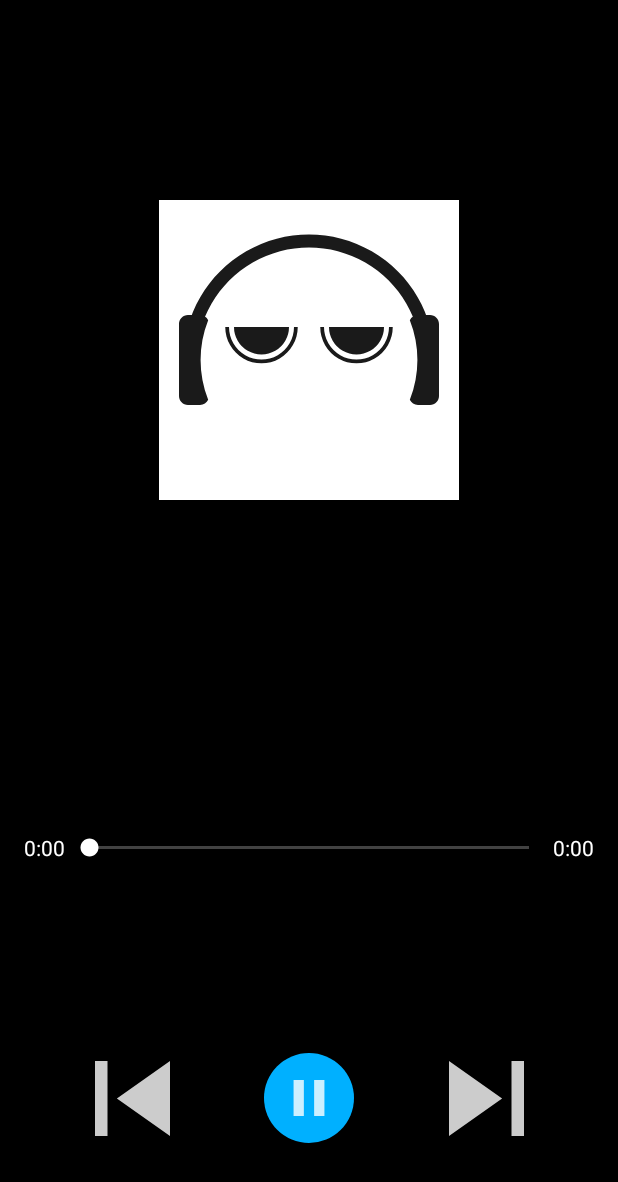
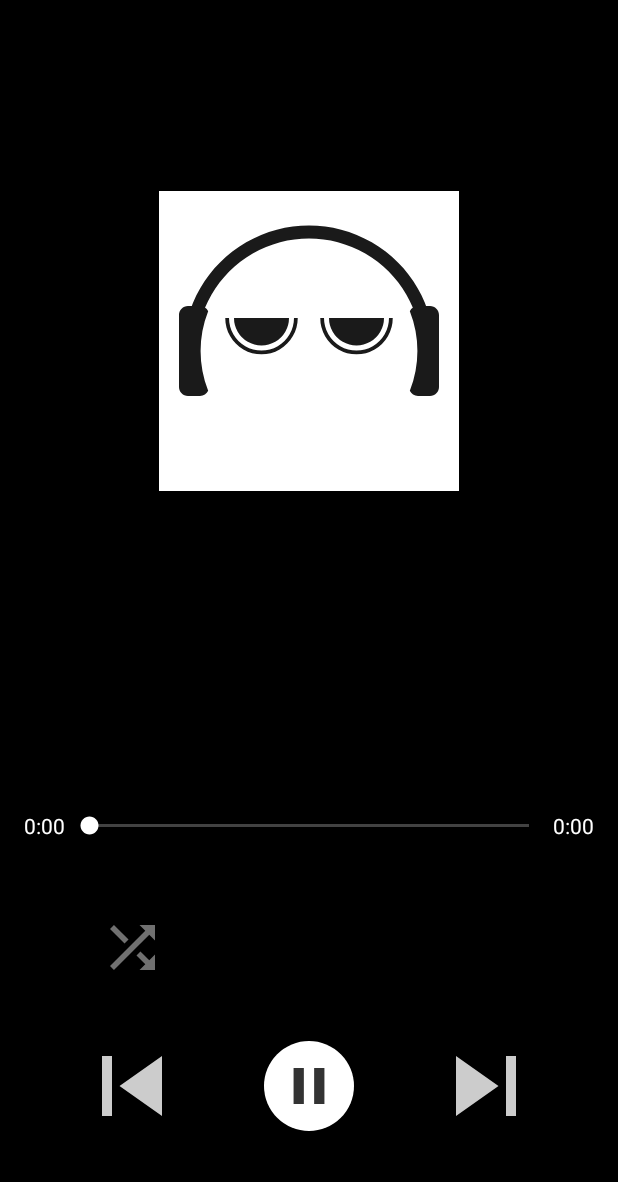
Before and after one commit to ThomasAch/MusicApp, an Android app: the screen it shows after launch (MainActivity), after a tap on an icon or button, on a phone screen of 412 x 824 dp. Shown: the top 1182 px of the screen. Run offline under Robolectric (Android 15) with nearby library versions, the phone set to English and light mode, and no system bars; 6 statements that could not run were skipped; 1 other tap on this screen came first.

Commit message:
Music App

```diff
--- a/app/src/main/java/com/example/music/MainActivity.java
+++ b/app/src/main/java/com/example/music/MainActivity.java
@@ -2,6 +2,7 @@ package com.example.music;
 
 import androidx.appcompat.app.AppCompatActivity;
 
+import android.content.res.ColorStateList;
 import android.graphics.Bitmap;
 import android.graphics.BitmapFactory;
 import android.graphics.Color;
@@ -21,6 +22,9 @@ import android.widget.TextView;
 //import android.os.Vibrator;
 
 import java.io.File;
+import java.util.Arrays;
+import java.util.Collections;
+import java.util.List;
 
 public class MainActivity extends AppCompatActivity {
 
@@ -35,8 +39,11 @@ public class MainActivity extends AppCompatActivity {
 
     //variables that I need to be accessed throughout the class
     static int audioDuration;
+    static int timeOfAudio;
     static boolean play = true;
+    static boolean shuffle = false;
     static int audioFileIndex = 0;
+    static File[] shuffleFiles;
 
     //get the files in the music folder
 //      https://stackoverflow.com/questions/8646984/how-to-list-files-in-an-android-directory
@@ -60,6 +67,7 @@ public class MainActivity extends AppCompatActivity {
         play_pause_btn = (ImageButton) findViewById(R.id.play_pause_btn);
         final Button back_btn = (Button) findViewById(R.id.back_btn);
         final Button next_btn = (Button) findViewById(R.id.next_btn);
+        final Button shuffle_btn = (Button) findViewById(R.id.shuffle_btn);
         final Button testBtn = (Button) findViewById(R.id.testBtn);
         audioName = (TextView) findViewById(R.id.audio_name);
         audioDurationText = (TextView) findViewById(R.id.audioDuration);
@@ -70,7 +78,7 @@ public class MainActivity extends AppCompatActivity {
         //button i sometimes use to test stuff
         testBtn.setOnClickListener(new View.OnClickListener(){
             public void onClick(View v) {
-                Log.d("printing", "player:" + player);
+//                Log.d("printing", "player:" + player);
             }
         });
 
@@ -93,7 +101,7 @@ public class MainActivity extends AppCompatActivity {
                     player.start();
 
                     play = false;
-                    }
+                }
 
                 else{
                     play_pause_btn.setImageResource(R.drawable.play_img);
@@ -118,6 +126,23 @@ public class MainActivity extends AppCompatActivity {
             public void onClick(View v) {
                 audioFileIndex = getNextorPriviousIndex(1, audioFileIndex, files.length -1);
                 setupAudio();
+            }
+        });
+
+        shuffle_btn.setOnClickListener(new View.OnClickListener(){
+            public void onClick(View v) {
+                if (!shuffle) {
+                    shuffle = true;
+                    shuffle_btn.setForegroundTintList(ColorStateList.valueOf(Color.argb(255, 255, 255, 255)));
+
+                    shuffleFiles = files;
+                    Collections.shuffle(Arrays.asList(shuffleFiles));
+                    setupAudio();
+                }
+                else {
+                    shuffle = false;
+                    shuffle_btn.setForegroundTintList(ColorStateList.valueOf(Color.argb(255, 140, 140, 140)));
+                }
             }
         });
 
@@ -159,11 +184,21 @@ public class MainActivity extends AppCompatActivity {
             play_pause_btn.setImageResource(R.drawable.play_img);
             play = true;
         }
-        player = MediaPlayer.create(MainActivity.this, Uri.parse(files[audioFileIndex].getPath())); //dosnt work rn, but need it to
-        audioName.setText(files[audioFileIndex].getName().substring(0, files[audioFileIndex].getName().lastIndexOf(".")));
+        //used for swaping back and forth between
+        File[] setUpFiles;
+        if (shuffle) {
+            setUpFiles = shuffleFiles;
+        }
+        else {
+            setUpFiles = files;
+        }
+
+        Log.d("setup", "audioFileIndex:" + audioFileIndex);
+        player = MediaPlayer.create(MainActivity.this, Uri.parse(setUpFiles[audioFileIndex].getPath())); //sets up the player
+        audioName.setText(setUpFiles[audioFileIndex].getName().substring(0, setUpFiles[audioFileIndex].getName().lastIndexOf(".")));
         audioDuration = player.getDuration(); // gets length of audio clip
         audioDurationText.setText(getTimeLayout(audioDuration));
-        getAudioPic(files[audioFileIndex].getPath());
+        getAudioPic(setUpFiles[audioFileIndex].getPath());
         audioCurrentTime.setText(getTimeLayout(0));
         timeBar.setProgress(0);
 
@@ -171,9 +206,12 @@ public class MainActivity extends AppCompatActivity {
         player.setOnCompletionListener(new MediaPlayer.OnCompletionListener() {
             @Override
             public void onCompletion(MediaPlayer player) {
-                audioFileIndex = getNextorPriviousIndex(1, audioFileIndex, files.length -1);
-                setupAudio();
-                play_pause_btn.performClick();
+                Log.d("times", "timeOfAudio:" + timeOfAudio + "    audioDuration:" + audioDuration);
+                if (timeOfAudio >= audioDuration){
+                    audioFileIndex = getNextorPriviousIndex(1, audioFileIndex, setUpFiles.length -1);
+                    setupAudio();
+                    play_pause_btn.performClick();
+                }
             }
 
         });
@@ -238,7 +276,7 @@ public class MainActivity extends AppCompatActivity {
             if (player.isPlaying()) {
 //            if (!play) {
                 //updates the text displaying the current time
-                int timeOfAudio = player.getCurrentPosition();
+                timeOfAudio = player.getCurrentPosition();
                 audioCurrentTime.setText(getTimeLayout(timeOfAudio));
 
                 //finding how much of the song has been played and updating the progress bar
@@ -246,7 +284,7 @@ public class MainActivity extends AppCompatActivity {
                 timeBar.setProgress((int) audioProgress);
 
                 audioCurrentTime.postDelayed(this, 100); // how often this loop is done (the lower the speed, the smoother the progress bar)
-                Log.d("Test", "player.getCurrentPosition():" + player.getCurrentPosition() + "    timeOfAudio:" + timeOfAudio + "     audioDuration:" + audioDuration + "      audioProgress:" + audioProgress);
+//                Log.d("Test", "player.getCurrentPosition():" + player.getCurrentPosition() + "    timeOfAudio:" + timeOfAudio + "     audioDuration:" + audioDuration + "      audioProgress:" + audioProgress);
             }else {
                 audioCurrentTime.removeCallbacks(this); // litearlly no clue what this does. when i remove it, nothing seems to happen, but was par of stack code soooo yea
             }
--- /dev/null
+++ b/app/src/main/res/drawable-anydpi/shuffle_img_dark.xml
@@ -0,0 +1,16 @@
+<vector xmlns:android="http://schemas.android.com/apk/res/android"
+    android:width="24dp"
+    android:height="24dp"
+    android:viewportWidth="24"
+    android:viewportHeight="24"
+    android:tint="#C8C8C8"
+    android:alpha="0.8">
+  <group android:scaleX="1.5"
+      android:scaleY="1.5"
+      android:translateX="-6"
+      android:translateY="-6">
+    <path
+        android:fillColor="@android:color/white"
+        android:pathData="M10.59,9.17L5.41,4 4,5.41l5.17,5.17 1.42,-1.41zM14.5,4l2.04,2.04L4,18.59 5.41,20 17.96,7.46 20,9.5L20,4h-5.5zM14.83,13.41l-1.41,1.41 3.13,3.13L14.5,20L20,20v-5.5l-2.04,2.04 -3.13,-3.13z"/>
+  </group>
+</vector>
--- a/app/src/main/res/layout/activity_main.xml
+++ b/app/src/main/res/layout/activity_main.xml
@@ -13,7 +13,8 @@
         android:layout_height="60dp"
         android:alpha="100"
         android:background="@drawable/round_button"
-        android:backgroundTint="#00B0FF"
+        android:backgroundTint="#FFFFFF"
+        android:tint="#000000"
         app:layout_constraintBottom_toBottomOf="parent"
         app:layout_constraintEnd_toEndOf="parent"
         app:layout_constraintStart_toStartOf="parent"
@@ -22,20 +23,21 @@
 
     <View
         android:id="@+id/divider"
-        android:layout_width="409dp"
+        android:layout_width="0dp"
         android:layout_height="1dp"
         android:background="?android:attr/listDivider"
         android:visibility="invisible"
         app:layout_constraintBottom_toBottomOf="parent"
         app:layout_constraintEnd_toEndOf="parent"
+        app:layout_constraintHorizontal_bias="1.0"
         app:layout_constraintStart_toStartOf="parent"
         app:layout_constraintTop_toTopOf="parent"
-        app:layout_constraintVertical_bias="0.776" />
+        app:layout_constraintVertical_bias="0.756" />
 
     <Button
         android:id="@+id/next_btn"
-        android:layout_width="50dp"
-        android:layout_height="50dp"
+        android:layout_width="40dp"
+        android:layout_height="40dp"
         android:background="@drawable/skip_next_img"
         android:backgroundTint="#FFF"
         android:textColor="#FFFFFF"
@@ -48,8 +50,8 @@
 
     <Button
         android:id="@+id/back_btn"
-        android:layout_width="50dp"
-        android:layout_height="50dp"
+        android:layout_width="40dp"
+        android:layout_height="40dp"
         android:background="@drawable/skip_previous_img"
         android:backgroundTint="#FFF"
         android:textColor="#FFFFFF"
@@ -62,9 +64,9 @@
 
     <TextView
         android:id="@+id/audio_name"
-        android:layout_width="wrap_content"
+        android:layout_width="350dp"
         android:layout_height="wrap_content"
-        android:text="."
+        android:textColor="#FFF"
         android:textSize="18sp"
         app:layout_constraintBottom_toTopOf="@+id/divider"
         app:layout_constraintEnd_toEndOf="parent"
@@ -98,9 +100,9 @@
         android:layout_width="0dp"
         android:layout_height="wrap_content"
         android:max="10000"
+        android:progressBackgroundTint="#FFF"
+        android:progressTint="#FFF"
         android:thumbTint="#FFF"
-        android:progressTint="#FFF"
-        android:progressBackgroundTint="#FFF"
         app:layout_constraintBottom_toTopOf="@+id/divider"
         app:layout_constraintEnd_toStartOf="@+id/audioDuration"
         app:layout_constraintStart_toEndOf="@+id/audioCurrentTime"
@@ -129,4 +131,17 @@
         app:layout_constraintStart_toStartOf="parent"
         app:layout_constraintTop_toBottomOf="@+id/audio_name" />
 
+    <Button
+        android:id="@+id/shuffle_btn"
+        android:layout_width="30dp"
+        android:layout_height="30dp"
+        android:backgroundTint="#00000000"
+        android:drawableTint="#00FFFFFF"
+        android:foreground="@drawable/shuffle_img_dark"
+        android:foregroundTint="#8C8C8C"
+        app:layout_constraintBottom_toTopOf="@+id/back_btn"
+        app:layout_constraintEnd_toStartOf="@+id/play_pause_btn"
+        app:layout_constraintStart_toStartOf="parent"
+        app:layout_constraintTop_toBottomOf="@+id/timeBar" />
+
 </androidx.constraintlayout.widget.ConstraintLayout>
```
Also changed, not shown: app/src/main/res/drawable-anydpi/shuffle_img.xml (added, +16 -0 lines), app/src/main/res/drawable-hdpi/shuffle_img.png (added), app/src/main/res/drawable-hdpi/shuffle_img_dark.png (added), app/src/main/res/drawable-mdpi/shuffle_img.png (added), app/src/main/res/drawable-mdpi/shuffle_img_dark.png (added), app/src/main/res/drawable-xhdpi/shuffle_img.png (added), app/src/main/res/drawable-xhdpi/shuffle_img_dark.png (added), app/src/main/res/drawable-xxhdpi/shuffle_img.png (added), app/src/main/res/drawable-xxhdpi/shuffle_img_dark.png (added).
